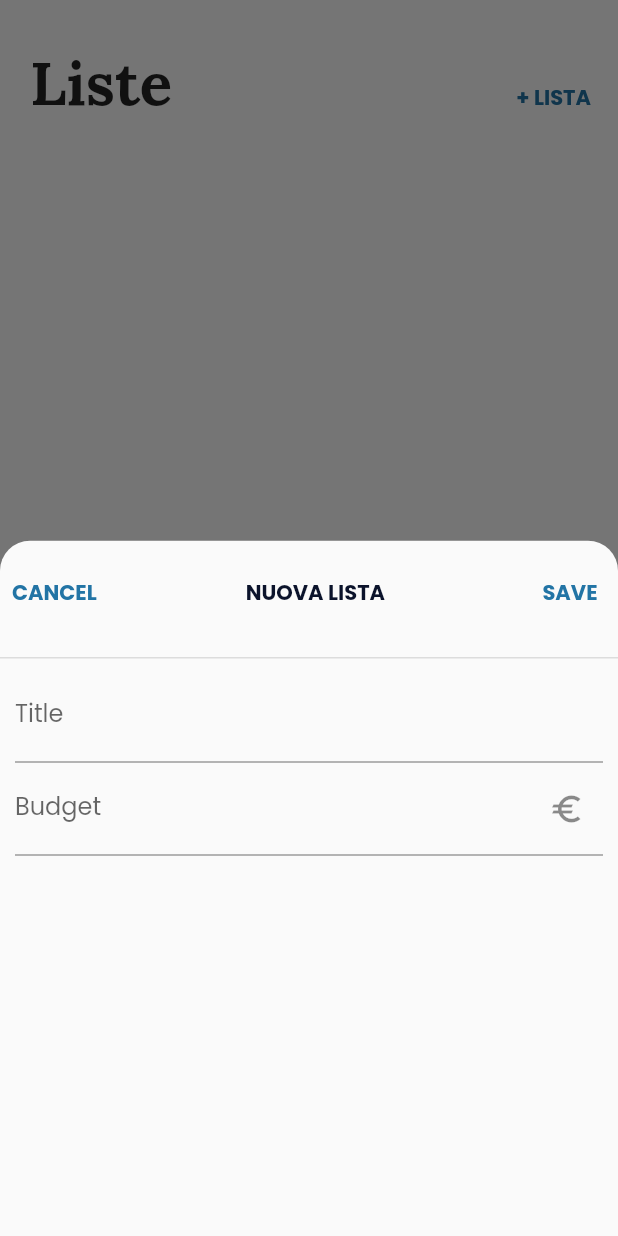
After one commit to leobia/spesa-app, a Flutter app: the HomeView screen opened directly, after a tap on "+ LISTA", on a phone screen of 412 x 824 dp. The commit adds this screen. Run offline on Flutter 3.47's test engine with Material 2 defaults, Android fonts, the phone set to English and light mode, and no system bars; our stand-ins replace cloud_firestore, firebase_auth, firebase_core, flutter_signin_button, google_sign_in; accounts and stored records are empty.

Commit message:
♻ Refactor ui

```diff
--- a/lib/main.dart
+++ b/lib/main.dart
@@ -16,8 +16,10 @@ class SpesaApp extends StatelessWidget {
       theme: ThemeData(
         // Define the default brightness and colors.
         brightness: Brightness.light,
-        primaryColor: Color(0xff3F88C5),
-        accentColor: Color(0xff032B43),
+        primaryColor: Color(0xff0B132B),
+        accentColor: Color(0xff2274A5),
+
+        // FCA311 E5E5E5 FFFFFF
         // Define the default font family.
         fontFamily: 'Poppins',
       ),
--- a/lib/ui/home_view.dart
+++ b/lib/ui/home_view.dart
@@ -1,7 +1,7 @@
-import 'package:cloud_firestore/cloud_firestore.dart';
-import 'package:firebase_auth/firebase_auth.dart';
+import 'package:flutter/cupertino.dart';
 import 'package:flutter/material.dart';
-import 'package:spesa_app/net/flutterfire.dart';
+import 'package:spesa_app/ui_components/list_builder.dart';
+import 'package:spesa_app/ui_components/top_bar.dart';
 
 class HomeView extends StatefulWidget {
   HomeView({Key key}) : super(key: key);
@@ -11,76 +11,49 @@ class HomeView extends StatefulWidget {
 }
 
 class _HomeViewState extends State<HomeView> {
-  TextEditingController _itemField = TextEditingController();
+  int _selectedView = 0;
 
   @override
   Widget build(BuildContext context) {
     return Scaffold(
       body: Container(
+        padding: EdgeInsets.only(left: 20.0, right: 10.0),
         decoration: BoxDecoration(color: Colors.white),
         width: MediaQuery.of(context).size.width,
         height: MediaQuery.of(context).size.height,
-        child: Center(
-          child: StreamBuilder(
-            stream: FirebaseFirestore.instance
-                .collection('Users')
-                .doc(FirebaseAuth.instance.currentUser.uid)
-                .collection('Items')
-                .snapshots(),
-            builder:
-                (BuildContext context, AsyncSnapshot<QuerySnapshot> snapshot) {
-              if (!snapshot.hasData) {
-                return Center(
-                  child: CircularProgressIndicator(),
-                );
-              }
-
-              return ListView(
-                children: snapshot.data.docs
-                    .map(
-                      (document) => Container(
-                        child: Row(
-                          children: [Text("${document.data()['text']}")],
-                        ),
-                      ),
-                    )
-                    .toList(),
-              );
-            },
-          ),
+        child: Column(
+          children: [
+            SizedBox(height: 30.0),
+            TopBar(),
+            Expanded(
+              child: ListsBuilder(),
+            )
+          ],
         ),
       ),
-      bottomSheet: Row(
-        children: [
-          new Flexible(
-            child: new TextFormField(
-              textAlign: TextAlign.left,
-              controller: _itemField,
-              decoration: InputDecoration(
-                contentPadding: EdgeInsets.fromLTRB(5.0, 15.0, 15.0, 15.0),
-                suffixIcon: IconButton(
-                  icon: Icon(Icons.add),
-                  onPressed: () async {
-                    var isAdded = await addItem(_itemField.text);
-                    if (isAdded) {
-                      _itemField.clear();
-                    }
-                  },
-                ),
-              ),
-            ),
-          ),
-        ],
-      ),
+      bottomNavigationBar: buildBottomNavigationBar(context),
+    );
+  }
 
-      // floatingActionButton: FloatingActionButton(
-      //   onPressed: () {
-      //     Navigator.push(
-      //         context, MaterialPageRoute(builder: (context) => AddView()));
-      //   },
-      //   child: Icon(Icons.add, color: Colors.white),
-      //   backgroundColor: Colors.blueAccent,
-      // ),
+  BottomNavigationBar buildBottomNavigationBar(BuildContext context) {
+    return BottomNavigationBar(
+      items: const <BottomNavigationBarItem>[
+        BottomNavigationBarItem(
+          icon: Icon(Icons.check),
+          label: 'Liste',
+        ),
+        BottomNavigationBarItem(
+          icon: Icon(Icons.business),
+          label: 'Business',
+        ),
+      ],
+      currentIndex: _selectedView,
+      selectedItemColor: Theme.of(context).primaryColor,
+      onTap: (index) {
+        setState(() {
+          _selectedView = index;
+        });
+      },
     );
   }
 }
--- /dev/null
+++ b/lib/ui_components/list_builder.dart
@@ -0,0 +1,47 @@
+import 'package:cloud_firestore/cloud_firestore.dart';
+import 'package:flutter/cupertino.dart';
+import 'package:flutter/material.dart';
+import 'package:spesa_app/net/list_repository.dart';
+
+class ListsBuilder extends StatelessWidget {
+  @override
+  Widget build(BuildContext context) {
+    return FutureBuilder(
+      builder: listBuilder,
+      future: getCurrentUserLists(),
+    );
+  }
+
+  Widget listBuilder(
+      BuildContext context, AsyncSnapshot<QuerySnapshot> snapshot) {
+    if (!snapshot.hasData) {
+      return Center(
+        child: CircularProgressIndicator(),
+      );
+    }
+
+    return ListView(
+      children: snapshot.data.docs
+          .map(
+            (document) => Dismissible(
+              key: UniqueKey(),
+              background: Container(color: Colors.red),
+              child: ListTile(
+                title: Text("${document.data()['title']}"),
+                trailing: Icon(Icons.keyboard_arrow_right),
+                onTap: () {},
+              ),
+              resizeDuration: Duration(seconds: 1),
+              onDismissed: (direction) async {
+                // Remove the item from the data source.
+                await removeList(document.id);
+                // Then show a snackbar.
+                ScaffoldMessenger.of(context).showSnackBar(SnackBar(
+                    content: Text("${document.data()['title']} dismissed")));
+              },
+            ),
+          )
+          .toList(),
+    );
+  }
+}
--- /dev/null
+++ b/lib/ui_components/new_list.dart
@@ -0,0 +1,109 @@
+import 'package:flutter/material.dart';
+import 'package:spesa_app/net/list_repository.dart';
+
+class NewList extends StatefulWidget {
+  @override
+  _NewListState createState() => _NewListState();
+}
+
+class _NewListState extends State<NewList> {
+  TextEditingController _titleField = TextEditingController();
+  TextEditingController _budgetField = TextEditingController();
+  final GlobalKey<FormState> _formKey = GlobalKey<FormState>();
+
+  @override
+  Widget build(BuildContext context) {
+    return Container(
+      child: Column(
+        children: [
+          Container(
+            height: 70,
+            child: Row(
+              children: [
+                TextButton(
+                  onPressed: () {
+                    if (Navigator.canPop(context)) {
+                      Navigator.pop(context);
+                    }
+                  },
+                  child: Text(
+                    "CANCEL",
+                    style: TextStyle(
+                      color: Theme.of(context).accentColor,
+                      fontWeight: FontWeight.bold,
+                    ),
+                  ),
+                ),
+                Expanded(
+                  child: Text(
+                    "NUOVA LISTA",
+                    textAlign: TextAlign.center,
+                    style: TextStyle(
+                      color: Theme.of(context).primaryColor,
+                      fontWeight: FontWeight.bold,
+                    ),
+                  ),
+                ),
+                TextButton(
+                  onPressed: () async {
+                    if (_formKey.currentState.validate()) {
+                      await addList(
+                        _titleField.text,
+                        _budgetField.text,
+                      );
+                      Navigator.pop(context);
+                    } else {
+                      print('not valid');
+                      return null;
+                    }
+                  },
+                  child: Text(
+                    "SAVE",
+                    style: TextStyle(
+                      color: Theme.of(context).accentColor,
+                      fontWeight: FontWeight.bold,
+                    ),
+                  ),
+                ),
+              ],
+            ),
+          ),
+          const Divider(thickness: 1),
+          Expanded(
+            child: Form(
+              key: _formKey,
+              child: Padding(
+                padding: EdgeInsets.only(left: 10.0, right: 10.0),
+                child: ListView(
+                  children: [
+                    TextFormField(
+                      validator: (value) {
+                        if (value.isEmpty) {
+                          return "Please fill";
+                        }
+                        return null;
+                      },
+                      keyboardType: TextInputType.emailAddress,
+                      controller: _titleField,
+                      decoration: InputDecoration(
+                        labelText: "Title",
+                      ),
+                    ),
+                    TextFormField(
+                      keyboardType: TextInputType.number,
+                      controller: _budgetField,
+                      decoration: InputDecoration(
+                        suffixIcon: Icon(Icons.euro),
+                        labelText: "Budget",
+                      ),
+                    ),
+                  ],
+                ),
+              ),
+            ),
+          ),
+        ],
+      ),
+    );
+  }
+}
--- /dev/null
+++ b/lib/ui_components/top_bar.dart
@@ -0,0 +1,55 @@
+import 'package:flutter/material.dart';
+
+import 'new_list.dart';
+
+class TopBar extends StatelessWidget {
+  @override
+  Widget build(BuildContext context) {
+    return Container(
+      child: Row(
+        mainAxisAlignment: MainAxisAlignment.spaceBetween,
+        crossAxisAlignment: CrossAxisAlignment.baseline,
+        textBaseline: TextBaseline.ideographic,
+        children: [
+          Container(
+            child: Text(
+              "Liste",
+              style: TextStyle(
+                fontFamily: 'Lora',
+                fontWeight: FontWeight.bold,
+                fontSize: 40.0,
+              ),
+            ),
+          ),
+          Container(
+            child: TextButton(
+              onPressed: () {
+                _showModalBottomSheet(context);
+              },
+              child: Text(
+                "+ LISTA",
+                style: TextStyle(
+                  color: Theme.of(context).accentColor,
+                  fontWeight: FontWeight.bold,
+                ),
+              ),
+            ),
+          ),
+        ],
+      ),
+    );
+  }
+
+  void _showModalBottomSheet(BuildContext context) {
+    showModalBottomSheet<void>(
+      shape: RoundedRectangleBorder(
+        borderRadius: BorderRadius.only(
+            topLeft: Radius.circular(20.0), topRight: Radius.circular(20.0)),
+      ),
+      context: context,
+      builder: (context) {
+        return NewList();
+      },
+    );
+  }
+}
```
